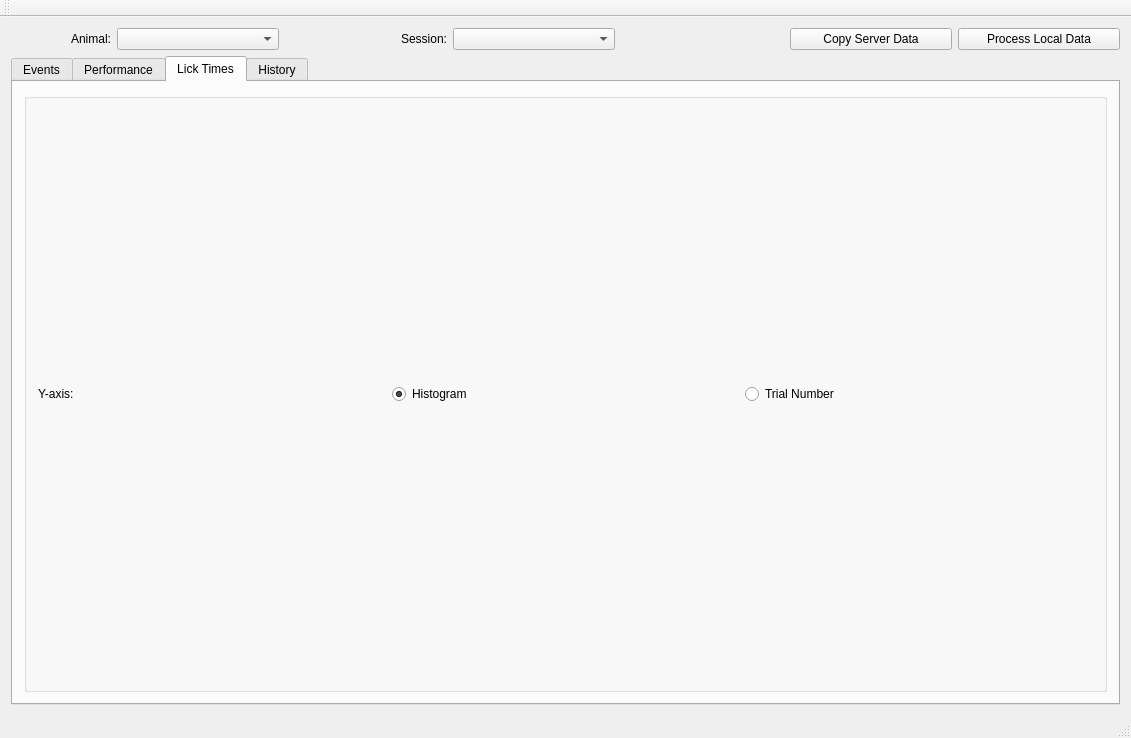
Qt form ShrewDriver/ui/graph_ui.ui (fitzlab/ShrewDriver) before a commit.
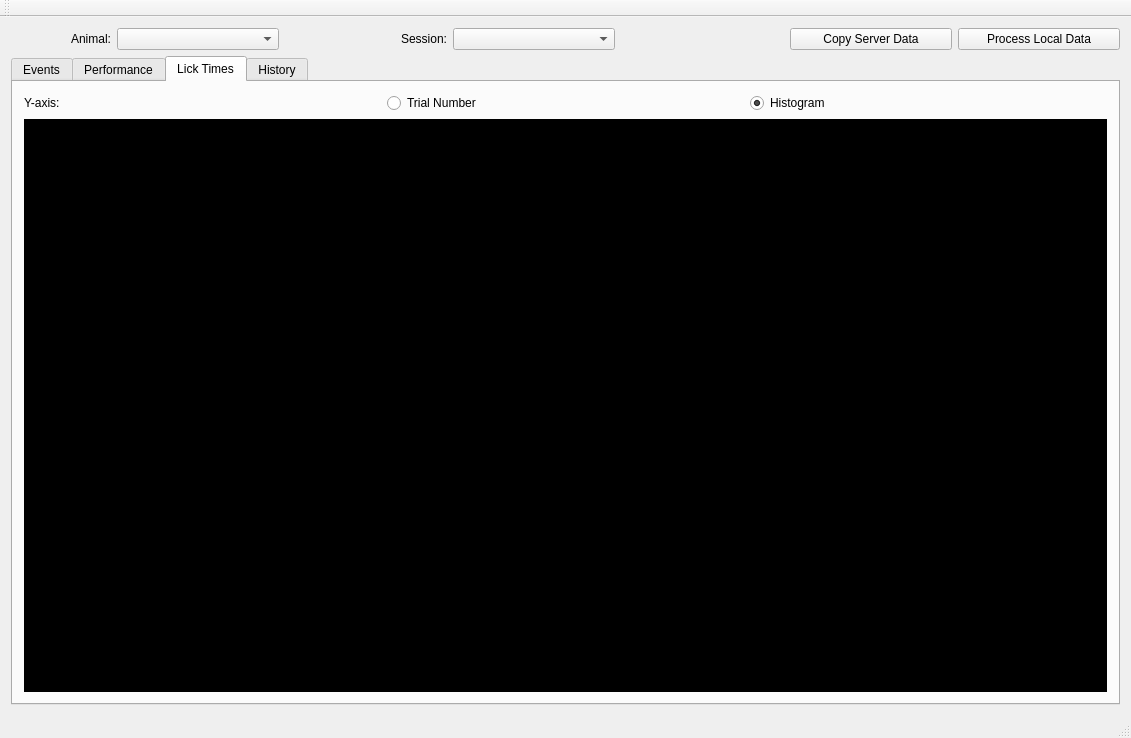
The same form after that commit. The open tabs and pages were chosen to show the change.

Commit message: Workaround: making a new widget each time lick plot changes.

```diff
--- a/ShrewDriver/ui/graph_ui.ui
+++ b/ShrewDriver/ui/graph_ui.ui
@@ -93,44 +93,119 @@
        <attribute name="title">
         <string>Lick Times</string>
        </attribute>
-       <layout class="QGridLayout" name="tabLickTimesLayout">
-        <item row="2" column="0">
-         <widget class="QGroupBox" name="groupBox_2">
-          <property name="title">
-           <string/>
+       <layout class="QGridLayout" name="gridLayout">
+        <item row="0" column="1">
+         <widget class="QRadioButton" name="rdoTrialNumber">
+          <property name="text">
+           <string>Trial Number</string>
           </property>
-          <property name="flat">
+          <property name="checked">
+           <bool>false</bool>
+          </property>
+         </widget>
+        </item>
+        <item row="0" column="2">
+         <widget class="QRadioButton" name="rdoHistogram">
+          <property name="text">
+           <string>Histogram</string>
+          </property>
+          <property name="checked">
            <bool>true</bool>
           </property>
-          <layout class="QGridLayout" name="gridLayout_5">
-           <item row="0" column="0">
-            <widget class="QLabel" name="label_6">
-             <property name="text">
-              <string>Y-axis:</string>
-             </property>
-            </widget>
-           </item>
-           <item row="0" column="1">
-            <widget class="QRadioButton" name="rdoHistogram">
-             <property name="text">
-              <string>Histogram</string>
-             </property>
-             <property name="checked">
-              <bool>true</bool>
-             </property>
-            </widget>
-           </item>
-           <item row="0" column="2">
-            <widget class="QRadioButton" name="rdoTrialNumber">
-             <property name="text">
-              <string>Trial Number</string>
-             </property>
-             <property name="checked">
-              <bool>false</bool>
-             </property>
-            </widget>
-           </item>
-          </layout>
+         </widget>
+        </item>
+        <item row="0" column="0">
+         <widget class="QLabel" name="label_6">
+          <property name="text">
+           <string>Y-axis:</string>
+          </property>
+          <property name="alignment">
+           <set>Qt::AlignLeading|Qt::AlignLeft|Qt::AlignVCenter</set>
+          </property>
+         </widget>
+        </item>
+        <item row="1" column="0" colspan="3">
+         <widget class="QFrame" name="lickPlotFrame">
+          <property name="sizePolicy">
+           <sizepolicy hsizetype="Expanding" vsizetype="Expanding">
+            <horstretch>0</horstretch>
+            <verstretch>0</verstretch>
+           </sizepolicy>
+          </property>
+          <property name="palette">
+           <palette>
+            <active>
+             <colorrole role="Base">
+              <brush brushstyle="SolidPattern">
+               <color alpha="255">
+                <red>0</red>
+                <green>0</green>
+                <blue>0</blue>
+               </color>
+              </brush>
+             </colorrole>
+             <colorrole role="Window">
+              <brush brushstyle="SolidPattern">
+               <color alpha="255">
+                <red>0</red>
+                <green>0</green>
+                <blue>0</blue>
+               </color>
+              </brush>
+             </colorrole>
+            </active>
+            <inactive>
+             <colorrole role="Base">
+              <brush brushstyle="SolidPattern">
+               <color alpha="255">
+                <red>0</red>
+                <green>0</green>
+                <blue>0</blue>
+               </color>
+              </brush>
+             </colorrole>
+             <colorrole role="Window">
+              <brush brushstyle="SolidPattern">
+               <color alpha="255">
+                <red>0</red>
+                <green>0</green>
+                <blue>0</blue>
+               </color>
+              </brush>
+             </colorrole>
+            </inactive>
+            <disabled>
+             <colorrole role="Base">
+              <brush brushstyle="SolidPattern">
+               <color alpha="255">
+                <red>0</red>
+                <green>0</green>
+                <blue>0</blue>
+               </color>
+              </brush>
+             </colorrole>
+             <colorrole role="Window">
+              <brush brushstyle="SolidPattern">
+               <color alpha="255">
+                <red>0</red>
+                <green>0</green>
+                <blue>0</blue>
+               </color>
+              </brush>
+             </colorrole>
+            </disabled>
+           </palette>
+          </property>
+          <property name="autoFillBackground">
+           <bool>true</bool>
+          </property>
+          <property name="frameShape">
+           <enum>QFrame::StyledPanel</enum>
+          </property>
+          <property name="frameShadow">
+           <enum>QFrame::Plain</enum>
+          </property>
+          <layout class="QGridLayout" name="lickPlotFrameLayout"/>
          </widget>
         </item>
        </layout>
```
Left out of the diff: 2 changed lines with no effect on the pictures. The commit also changes 3 other files.
